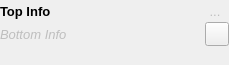
First picture: the form in src/gui/charts/procedurenode.ui, repository disorderedmaterials/dissolve, before the edit.
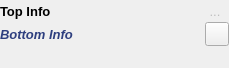
Second picture: the form after the edit. Icons and pictures are not drawn. Custom widgets are drawn as their Qt base class.

Commit message: Style ProcedureNode widgets a bit for naming.

Diff of the .ui file:
```diff
--- a/src/gui/charts/procedurenode.ui
+++ b/src/gui/charts/procedurenode.ui
@@ -7,7 +7,7 @@
     <x>0</x>
     <y>0</y>
     <width>229</width>
-    <height>65</height>
+    <height>68</height>
    </rect>
   </property>
   <property name="sizePolicy">
@@ -196,11 +196,426 @@
             <verstretch>0</verstretch>
            </sizepolicy>
           </property>
+          <property name="palette">
+           <palette>
+            <active>
+             <colorrole role="WindowText">
+              <brush brushstyle="SolidPattern">
+               <color alpha="255">
+                <red>0</red>
+                <green>0</green>
+                <blue>0</blue>
+               </color>
+              </brush>
+             </colorrole>
+             <colorrole role="Button">
+              <brush brushstyle="SolidPattern">
+               <color alpha="255">
+                <red>93</red>
+                <green>127</green>
+                <blue>255</blue>
+               </color>
+              </brush>
+             </colorrole>
+             <colorrole role="Light">
+              <brush brushstyle="SolidPattern">
+               <color alpha="255">
+                <red>221</red>
+                <green>228</green>
+                <blue>255</blue>
+               </color>
+              </brush>
+             </colorrole>
+             <colorrole role="Midlight">
+              <brush brushstyle="SolidPattern">
+               <color alpha="255">
+                <red>157</red>
+                <green>177</green>
+                <blue>255</blue>
+               </color>
+              </brush>
+             </colorrole>
+             <colorrole role="Dark">
+              <brush brushstyle="SolidPattern">
+               <color alpha="255">
+                <red>46</red>
+                <green>63</green>
+                <blue>127</blue>
+               </color>
+              </brush>
+             </colorrole>
+             <colorrole role="Mid">
+              <brush brushstyle="SolidPattern">
+               <color alpha="255">
+                <red>62</red>
+                <green>84</green>
+                <blue>170</blue>
+               </color>
+              </brush>
+             </colorrole>
+             <colorrole role="Text">
+              <brush brushstyle="SolidPattern">
+               <color alpha="255">
+                <red>0</red>
+                <green>0</green>
+                <blue>0</blue>
+               </color>
+              </brush>
+             </colorrole>
+             <colorrole role="BrightText">
+              <brush brushstyle="SolidPattern">
+               <color alpha="255">
+                <red>255</red>
+                <green>255</green>
+                <blue>255</blue>
+               </color>
+              </brush>
+             </colorrole>
+             <colorrole role="ButtonText">
+              <brush brushstyle="SolidPattern">
+               <color alpha="255">
+                <red>0</red>
+                <green>0</green>
+                <blue>0</blue>
+               </color>
+              </brush>
+             </colorrole>
+             <colorrole role="Base">
+              <brush brushstyle="SolidPattern">
+               <color alpha="255">
+                <red>255</red>
+                <green>255</green>
+                <blue>255</blue>
+               </color>
+              </brush>
+             </colorrole>
+             <colorrole role="Window">
+              <brush brushstyle="SolidPattern">
+               <color alpha="255">
+                <red>93</red>
+                <green>127</green>
+                <blue>255</blue>
+               </color>
+              </brush>
+             </colorrole>
+             <colorrole role="Shadow">
+              <brush brushstyle="SolidPattern">
+               <color alpha="255">
+                <red>0</red>
+                <green>0</green>
+                <blue>0</blue>
+               </color>
+              </brush>
+             </colorrole>
+             <colorrole role="AlternateBase">
+              <brush brushstyle="SolidPattern">
+               <color alpha="255">
+                <red>174</red>
+                <green>191</green>
+                <blue>255</blue>
+               </color>
+              </brush>
+             </colorrole>
+             <colorrole role="ToolTipBase">
+              <brush brushstyle="SolidPattern">
+               <color alpha="255">
+                <red>255</red>
+                <green>255</green>
+                <blue>220</blue>
+               </color>
+              </brush>
+             </colorrole>
+             <colorrole role="ToolTipText">
+              <brush brushstyle="SolidPattern">
+               <color alpha="255">
+                <red>0</red>
+                <green>0</green>
+                <blue>0</blue>
+               </color>
+              </brush>
+             </colorrole>
+            </active>
+            <inactive>
+             <colorrole role="WindowText">
+              <brush brushstyle="SolidPattern">
+               <color alpha="255">
+                <red>0</red>
+                <green>0</green>
+                <blue>0</blue>
+               </color>
+              </brush>
+             </colorrole>
+             <colorrole role="Button">
+              <brush brushstyle="SolidPattern">
+               <color alpha="255">
+                <red>93</red>
+                <green>127</green>
+                <blue>255</blue>
+               </color>
+              </brush>
+             </colorrole>
+             <colorrole role="Light">
+              <brush brushstyle="SolidPattern">
+               <color alpha="255">
+                <red>221</red>
+                <green>228</green>
+                <blue>255</blue>
+               </color>
+              </brush>
+             </colorrole>
+             <colorrole role="Midlight">
+              <brush brushstyle="SolidPattern">
+               <color alpha="255">
+                <red>157</red>
+                <green>177</green>
+                <blue>255</blue>
+               </color>
+              </brush>
+             </colorrole>
+             <colorrole role="Dark">
+              <brush brushstyle="SolidPattern">
+               <color alpha="255">
+                <red>46</red>
+                <green>63</green>
+                <blue>127</blue>
+               </color>
+              </brush>
+             </colorrole>
+             <colorrole role="Mid">
+              <brush brushstyle="SolidPattern">
+               <color alpha="255">
+                <red>62</red>
+                <green>84</green>
+                <blue>170</blue>
+               </color>
+              </brush>
+             </colorrole>
+             <colorrole role="Text">
+              <brush brushstyle="SolidPattern">
+               <color alpha="255">
+                <red>0</red>
+                <green>0</green>
+                <blue>0</blue>
+               </color>
+              </brush>
+             </colorrole>
+             <colorrole role="BrightText">
+              <brush brushstyle="SolidPattern">
+               <color alpha="255">
+                <red>255</red>
+                <green>255</green>
+                <blue>255</blue>
+               </color>
+              </brush>
+             </colorrole>
+             <colorrole role="ButtonText">
+              <brush brushstyle="SolidPattern">
+               <color alpha="255">
+                <red>0</red>
+                <green>0</green>
+                <blue>0</blue>
+               </color>
+              </brush>
+             </colorrole>
+             <colorrole role="Base">
+              <brush brushstyle="SolidPattern">
+               <color alpha="255">
+                <red>255</red>
+                <green>255</green>
+                <blue>255</blue>
+               </color>
+              </brush>
+             </colorrole>
+             <colorrole role="Window">
+              <brush brushstyle="SolidPattern">
+               <color alpha="255">
+                <red>93</red>
+                <green>127</green>
+                <blue>255</blue>
+               </color>
+              </brush>
+             </colorrole>
+             <colorrole role="Shadow">
+              <brush brushstyle="SolidPattern">
+               <color alpha="255">
+                <red>0</red>
+                <green>0</green>
+                <blue>0</blue>
+               </color>
+              </brush>
+             </colorrole>
+             <colorrole role="AlternateBase">
+              <brush brushstyle="SolidPattern">
+               <color alpha="255">
+                <red>174</red>
+                <green>191</green>
+                <blue>255</blue>
+               </color>
+              </brush>
+             </colorrole>
+             <colorrole role="ToolTipBase">
+              <brush brushstyle="SolidPattern">
+               <color alpha="255">
+                <red>255</red>
+                <green>255</green>
+                <blue>220</blue>
+               </color>
+              </brush>
+             </colorrole>
+             <colorrole role="ToolTipText">
+              <brush brushstyle="SolidPattern">
+               <color alpha="255">
+                <red>0</red>
+                <green>0</green>
+                <blue>0</blue>
+               </color>
+              </brush>
+             </colorrole>
+            </inactive>
+            <disabled>
+             <colorrole role="WindowText">
+              <brush brushstyle="SolidPattern">
+               <color alpha="255">
+                <red>46</red>
+                <green>63</green>
+                <blue>127</blue>
+               </color>
+              </brush>
+             </colorrole>
+             <colorrole role="Button">
+              <brush brushstyle="SolidPattern">
+               <color alpha="255">
+                <red>93</red>
+                <green>127</green>
+                <blue>255</blue>
+               </color>
+              </brush>
+             </colorrole>
+             <colorrole role="Light">
+              <brush brushstyle="SolidPattern">
+               <color alpha="255">
+                <red>221</red>
+                <green>228</green>
+                <blue>255</blue>
+               </color>
+              </brush>
+             </colorrole>
+             <colorrole role="Midlight">
+              <brush brushstyle="SolidPattern">
+               <color alpha="255">
+                <red>157</red>
+                <green>177</green>
+                <blue>255</blue>
+               </color>
+              </brush>
+             </colorrole>
+             <colorrole role="Dark">
+              <brush brushstyle="SolidPattern">
+               <color alpha="255">
+                <red>46</red>
+                <green>63</green>
+                <blue>127</blue>
+               </color>
+              </brush>
+             </colorrole>
+             <colorrole role="Mid">
+              <brush brushstyle="SolidPattern">
+               <color alpha="255">
+                <red>62</red>
+                <green>84</green>
+                <blue>170</blue>
+               </color>
+              </brush>
+             </colorrole>
+             <colorrole role="Text">
+              <brush brushstyle="SolidPattern">
+               <color alpha="255">
+                <red>46</red>
+                <green>63</green>
+                <blue>127</blue>
+               </color>
+              </brush>
+             </colorrole>
+             <colorrole role="BrightText">
+              <brush brushstyle="SolidPattern">
+               <color alpha="255">
+                <red>255</red>
+                <green>255</green>
+                <blue>255</blue>
+               </color>
+              </brush>
+             </colorrole>
+             <colorrole role="ButtonText">
+              <brush brushstyle="SolidPattern">
+               <color alpha="255">
+                <red>46</red>
+                <green>63</green>
+                <blue>127</blue>
+               </color>
+              </brush>
+             </colorrole>
+             <colorrole role="Base">
+              <brush brushstyle="SolidPattern">
+               <color alpha="255">
+                <red>93</red>
+                <green>127</green>
+                <blue>255</blue>
+               </color>
+              </brush>
+             </colorrole>
+             <colorrole role="Window">
+              <brush brushstyle="SolidPattern">
+               <color alpha="255">
+                <red>93</red>
+                <green>127</green>
+                <blue>255</blue>
+               </color>
+              </brush>
+             </colorrole>
+             <colorrole role="Shadow">
+              <brush brushstyle="SolidPattern">
+               <color alpha="255">
+                <red>0</red>
+                <green>0</green>
+                <blue>0</blue>
+               </color>
+              </brush>
+             </colorrole>
+             <colorrole role="AlternateBase">
+              <brush brushstyle="SolidPattern">
+               <color alpha="255">
+                <red>93</red>
+                <green>127</green>
+                <blue>255</blue>
+               </color>
+              </brush>
+             </colorrole>
+             <colorrole role="ToolTipBase">
+              <brush brushstyle="SolidPattern">
+               <color alpha="255">
+                <red>255</red>
+                <green>255</green>
+                <blue>220</blue>
+               </color>
+              </brush>
+             </colorrole>
+             <colorrole role="ToolTipText">
+              <brush brushstyle="SolidPattern">
+               <color alpha="255">
+                <red>0</red>
+                <green>0</green>
+                <blue>0</blue>
+               </color>
+              </brush>
+             </colorrole>
+            </disabled>
+           </palette>
+          </property>
           <property name="font">
            <font>
-            <weight>50</weight>
+            <weight>75</weight>
             <italic>true</italic>
-            <bold>false</bold>
+            <bold>true</bold>
            </font>
           </property>
           <property name="text">
```
The commit also changes 1 other file.
